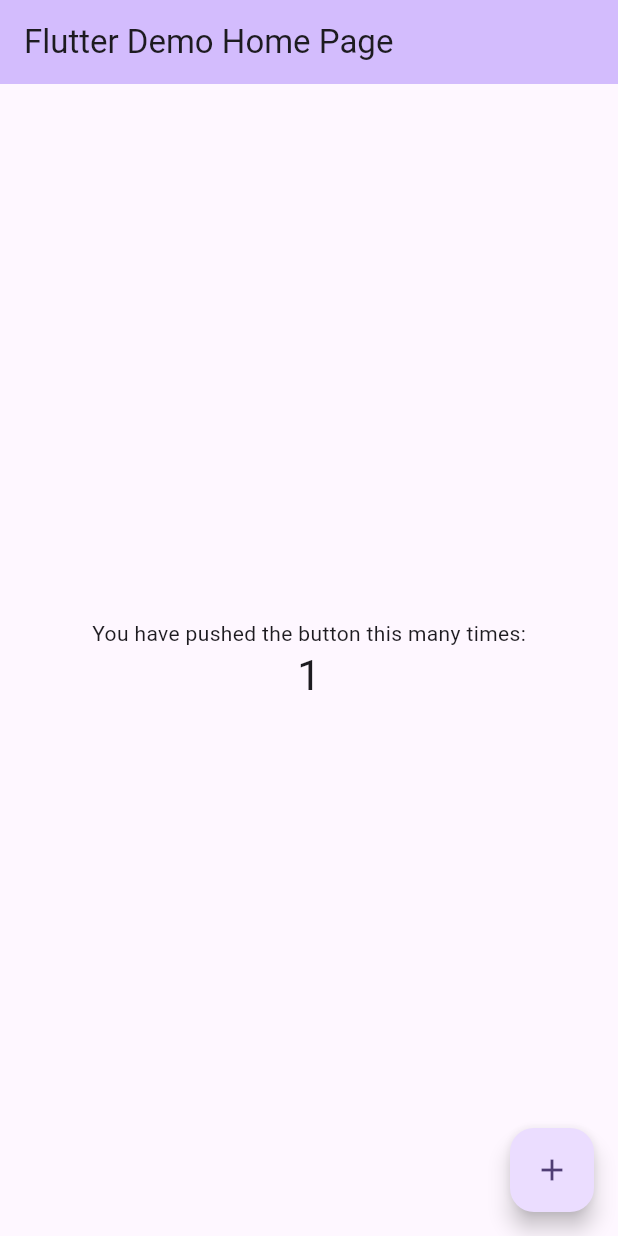
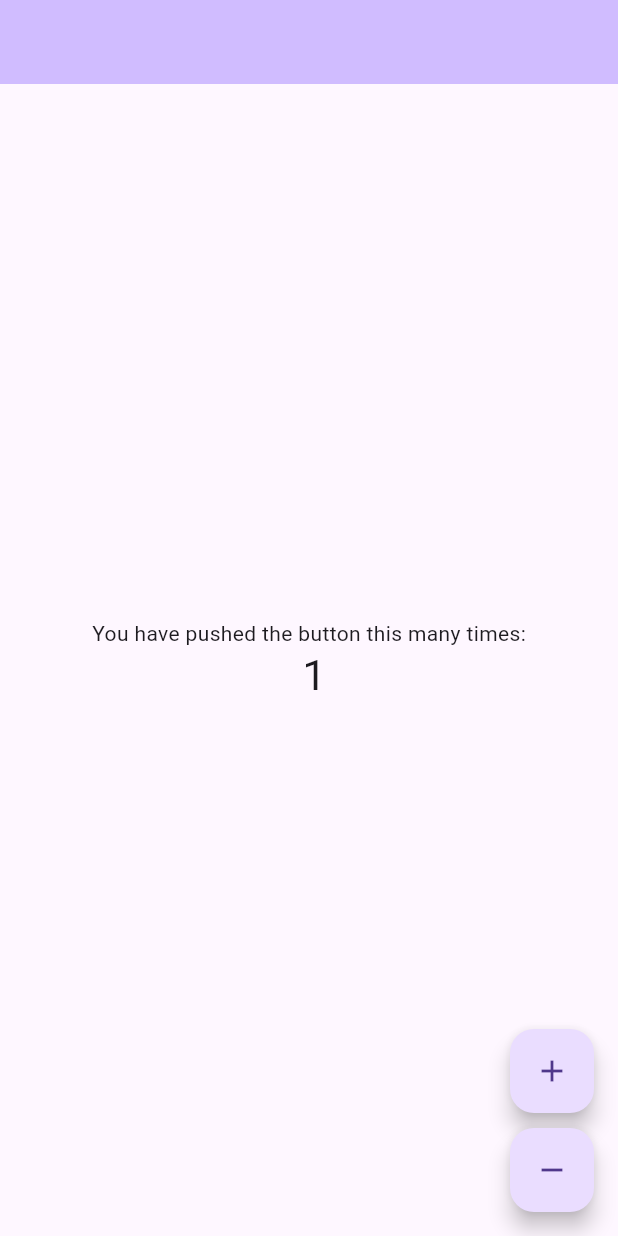
Before and after one commit to mahaabdulla/cubit-_course, a Flutter app: the screen it shows after launch, after a tap on the "add" icon, on a phone screen of 412 x 824 dp. Run offline on Flutter 3.47's test engine with Material 3 defaults, Android fonts, the phone set to English and light mode, and no system bars; our stand-ins replace bloc, flutter_bloc.

```diff
--- a/lib/bloc/counter_event.dart
+++ /dev/null
@@ -1,4 +0,0 @@
-part of 'counter_bloc.dart';
-
-@immutable
-sealed class CounterEvent {}
--- a/lib/bloc/counter_state.dart
+++ /dev/null
@@ -1,6 +0,0 @@
-part of 'counter_bloc.dart';
-
-@immutable
-sealed class CounterState {}
-
-final class CounterInitial extends CounterState {}
--- a/lib/cubit/counter_state.dart
+++ b/lib/cubit/counter_state.dart
@@ -12,5 +12,5 @@ final class CounterInitial extends CounterState {
 }
 
 class CounterUpdate extends CounterState {
-  emit(CounterUpdate(super.count));
+  CounterUpdate(super.count);
 }
--- a/lib/main.dart
+++ b/lib/main.dart
@@ -1,87 +1,72 @@
 import 'dart:developer' as dev;
 
 import 'package:flutter/material.dart';
+import 'package:flutter_application_1/cubit/counter_cubit.dart';
+import 'package:flutter_bloc/flutter_bloc.dart';
 
 void main() {
-  runApp(const MyApp());
+  runApp(
+    BlocProvider(create: (context) => CounterCubit(), child: const MyApp()),
+  );
 }
 
 class MyApp extends StatelessWidget {
   const MyApp({super.key});
 
-  // This widget is the root of your application.
   @override
   Widget build(BuildContext context) {
-    return MaterialApp(
-      title: 'Flutter Demo',
-      theme: ThemeData(
-        // This is the theme of your application.
-        //
-        // TRY THIS: Try running your application with "flutter run". You'll see
-        // the application has a purple toolbar. Then, without quitting the app,
-        // try changing the seedColor in the colorScheme below to Colors.green
-        // and then invoke "hot reload" (save your changes or press the "hot
-        // reload" button in a Flutter-supported IDE, or press "r" if you used
-        // the command line to start the app).
-        //
-        // Notice that the counter didn't reset back to zero; the application
-        // state is not lost during the reload. To reset the state, use hot
-        // restart instead.
-        //
-        // This works for code too, not just values: Most code changes can be
-        // tested with just a hot reload.
-        colorScheme: ColorScheme.fromSeed(seedColor: Colors.deepPurple),
-      ),
-      home: const MyHomePage(title: 'Flutter Demo Home Page'),
-    );
+    return MaterialApp(home: const MyHomePage(title: 'Flutter Demo Home Page'));
   }
 }
 
-class MyHomePage extends StatefulWidget {
+class MyHomePage extends StatelessWidget {
   const MyHomePage({super.key, required this.title});
 
   final String title;
 
   @override
-  State<MyHomePage> createState() => _MyHomePageState();
-}
-
-class _MyHomePageState extends State<MyHomePage> {
-  int _counter = 0;
-
-  void _incrementCounter() {
-    setState(() {
-      _counter++;
-      dev.log('Counter value: $_counter');
-    });
-  }
-
-  @override
   Widget build(BuildContext context) {
-    // than having to individually change instances of widgets.
+    //print("Build");
+    dev.log("Build start");
     return Scaffold(
       appBar: AppBar(
         backgroundColor: Theme.of(context).colorScheme.inversePrimary,
 
-        title: Text(widget.title),
+        title: Text(''),
       ),
       body: Center(
-        child: Column(
+        child: BlocBuilder<CounterCubit, CounterState>(
+          builder: (context, state) {
+            return Column(
               mainAxisAlignment: MainAxisAlignment.center,
               children: <Widget>[
                 const Text('You have pushed the button this many times:'),
                 Text(
-              '$_counter',
+                  ' ${state.count}',
                   style: Theme.of(context).textTheme.headlineMedium,
                 ),
               ],
+            );
+          },
         ),
       ),
-      floatingActionButton: FloatingActionButton(
-        onPressed: _incrementCounter,
+      floatingActionButton: Column(
+        mainAxisAlignment: MainAxisAlignment.end,
+        children: [
+          FloatingActionButton(
+            onPressed: context.read<CounterCubit>().increamentCount,
             tooltip: 'Increment',
             child: const Icon(Icons.add),
-      ), // This trailing comma makes auto-formatting nicer for build methods.
+          ),
+          SizedBox(height: 10),
+          //
+          FloatingActionButton(
+            onPressed: context.read<CounterCubit>().decreamentCount,
+            tooltip: 'decrement',
+            child: const Icon(Icons.remove),
+          ),
+        ],
+      ),
     );
   }
 }
--- a/pubspec.yaml
+++ b/pubspec.yaml
@@ -34,7 +34,8 @@ dependencies:
   # The following adds the Cupertino Icons font to your application.
   # Use with the CupertinoIcons class for iOS style icons.
   cupertino_icons: ^1.0.8
-  bloc: ^9.0.0
+ # bloc: ^9.0.0
+  flutter_bloc: ^9.1.0
 
 dev_dependencies:
   flutter_test:
```
Also changed, not shown: lib/bloc/counter_bloc.dart (deleted, +0 -13 lines), lib/cubit/counter_cubit.dart (+2 -8 lines), pubspec.lock. Lines whose indentation alone changed are shown as unchanged.
